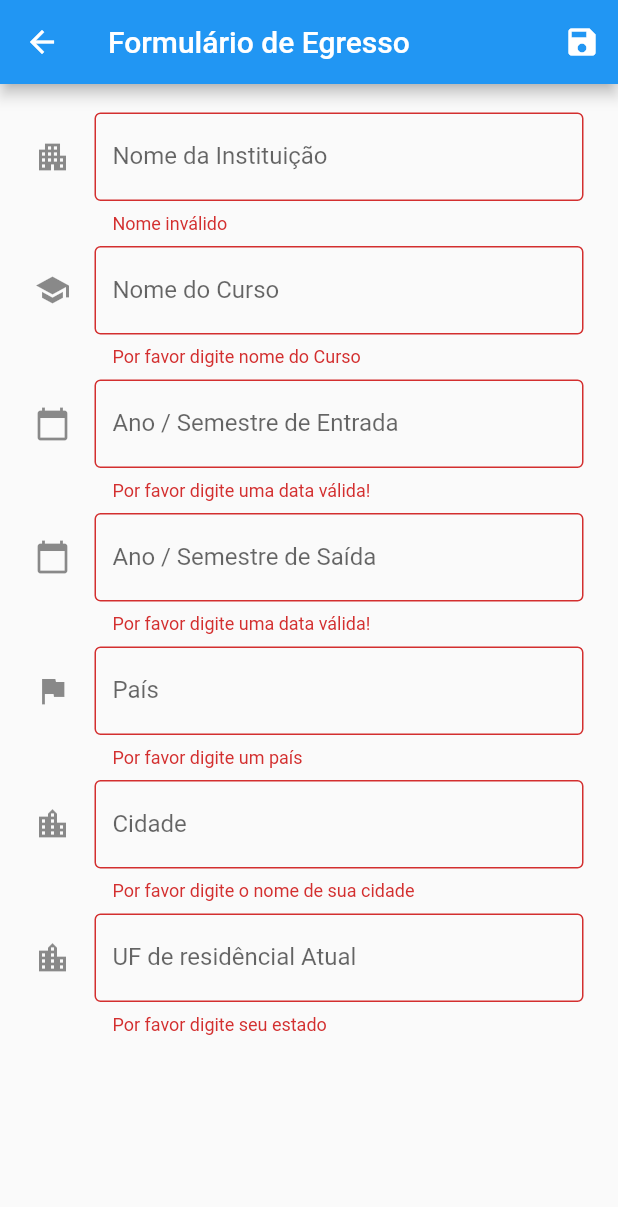
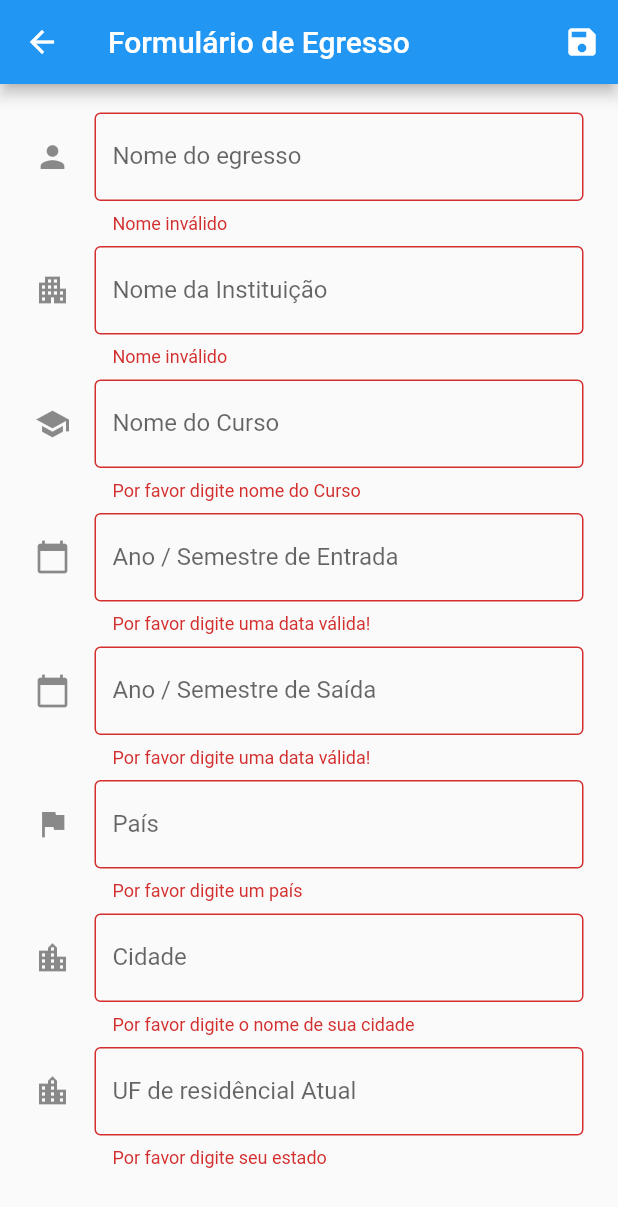
Before and after one commit to ridney2019/Alumni, a Flutter app: the UserForm screen opened by its route, after a tap on the "save" icon, on a phone screen of 412 x 824 dp. Shown: the top 1207 px of the screen. Run offline on Flutter 3.47's test engine with Material 2 defaults, Android fonts, the phone set to English and light mode, and no system bars; network calls fail.

Commit message:
add campo - nomeInstituicao

```diff
--- a/alumni_app/lib/components/user_tile.dart
+++ b/alumni_app/lib/components/user_tile.dart
@@ -21,7 +21,7 @@ class UserTile extends StatelessWidget {
     return ListTile(
       leading: avatar,
       title: Text(user.nome),
-      subtitle: Text(user.nomeCurso),
+      subtitle: Text(user.nomeInstituicao),
       trailing: SizedBox(
           width: 100,
           child: Row(
--- a/alumni_app/lib/data/dummy_users.dart
+++ b/alumni_app/lib/data/dummy_users.dart
@@ -4,6 +4,7 @@ const dummyUsers = {
   '1': User(
       id: '1',
       nome: 'Carlos',
+      nomeInstituicao: 'Ceulp Ulbra',
       nomeCurso: 'Sistemas de Informação',
       anoEntrada: '2010',
       anoSaida: '2015',
@@ -15,6 +16,7 @@ const dummyUsers = {
   '2': User(
       id: '1',
       nome: 'Maria',
+      nomeInstituicao: 'UFT - Universidade Federal',
       nomeCurso: 'Redes',
       anoEntrada: '2000',
       anoSaida: '2004',
--- a/alumni_app/lib/models/user.dart
+++ b/alumni_app/lib/models/user.dart
@@ -1,6 +1,7 @@
 class User {
   final String id;
   final String nome;
+  final String nomeInstituicao;
   final String nomeCurso;
   final String anoEntrada;
   final String anoSaida;
@@ -12,6 +13,7 @@ class User {
   const User({
     required this.id,
     required this.nome,
+    required this.nomeInstituicao,
     required this.nomeCurso,
     required this.anoEntrada,
     required this.anoSaida,
--- a/alumni_app/lib/provider/users.dart
+++ b/alumni_app/lib/provider/users.dart
@@ -45,6 +45,7 @@ class Users with ChangeNotifier {
           () => User(
               id: id,
               nome: user.nome,
+              nomeInstituicao: user.nomeInstituicao,
               nomeCurso: user.nomeCurso,
               anoEntrada: user.anoEntrada,
               anoSaida: user.anoSaida,
--- a/alumni_app/lib/views/user_form.dart
+++ b/alumni_app/lib/views/user_form.dart
@@ -20,6 +20,7 @@ class _UserFormState extends State<UserForm> {
     if (user != null) {
       _formData['id'] = user.id;
       _formData['nome'] = user.nome;
+      _formData['nomeInstituicao'] = user.nomeInstituicao;
       _formData['nomeCurso'] = user.nomeCurso;
       _formData['anoEntrada'] = user.anoEntrada;
       _formData['anoSaida'] = user.anoSaida;
@@ -55,6 +56,7 @@ class _UserFormState extends State<UserForm> {
                     User(
                       id: _formData['id'] ?? "null",
                       nome: _formData['nome'] ?? "null",
+                      nomeInstituicao: _formData['nomeInstituicao'] ?? "null",
                       nomeCurso: _formData['nomeCurso'] ?? "null",
                       anoEntrada: _formData['anoEntrada'] ?? "null",
                       anoSaida: _formData['anoSaida'] ?? "null",
@@ -86,9 +88,9 @@ class _UserFormState extends State<UserForm> {
                   decoration: const InputDecoration(
                     border: OutlineInputBorder(),
                     // ignore: unnecessary_const
-                    icon: const Icon(Icons.apartment),
-                    hintText: 'Digite o nome da instituição',
-                    labelText: 'Nome da Instituição',
+                    icon: const Icon(Icons.person),
+                    hintText: 'Digite o nome do Egresso',
+                    labelText: 'Nome do egresso',
                   ),
                   validator: (value) {
                     if (value == null || value.trim().isEmpty) {
@@ -100,6 +102,28 @@ class _UserFormState extends State<UserForm> {
                     return null;
                   },
                   onSaved: (value) => _formData['nome'] = value!,
+                ),
+                TextFormField(
+                  //valor inicial associado ao textformfield aponta para formData
+                  initialValue: _formData['nomeInstituicao'],
+
+                  decoration: const InputDecoration(
+                    border: OutlineInputBorder(),
+                    // ignore: unnecessary_const
+                    icon: const Icon(Icons.apartment),
+                    hintText: 'Digite o nome da instituição',
+                    labelText: 'Nome da Instituição',
+                  ),
+                  validator: (value) {
+                    if (value == null || value.trim().isEmpty) {
+                      return 'Nome inválido';
+                    }
+                    if (value.trim().length <= 5) {
+                      return 'Nome muito pequeno. No mínimo 5 letras.';
+                    }
+                    return null;
+                  },
+                  onSaved: (value) => _formData['nomeInstituicao'] = value!,
                 ),
                 TextFormField(
                   initialValue: _formData['nomeCurso'],
```
